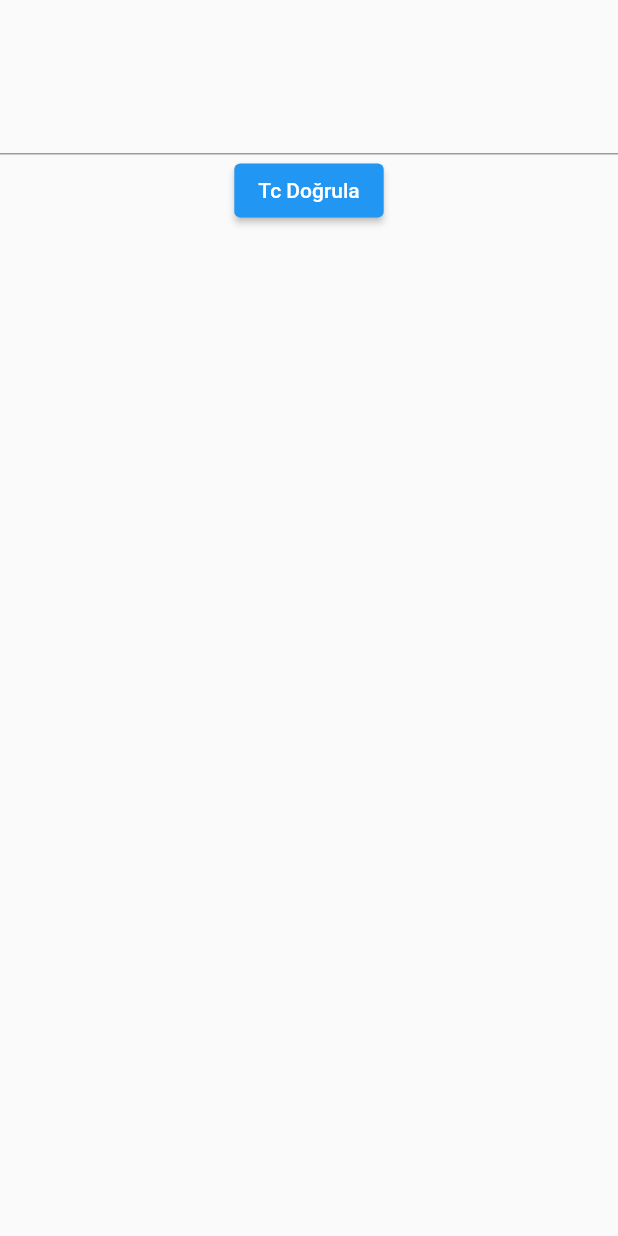
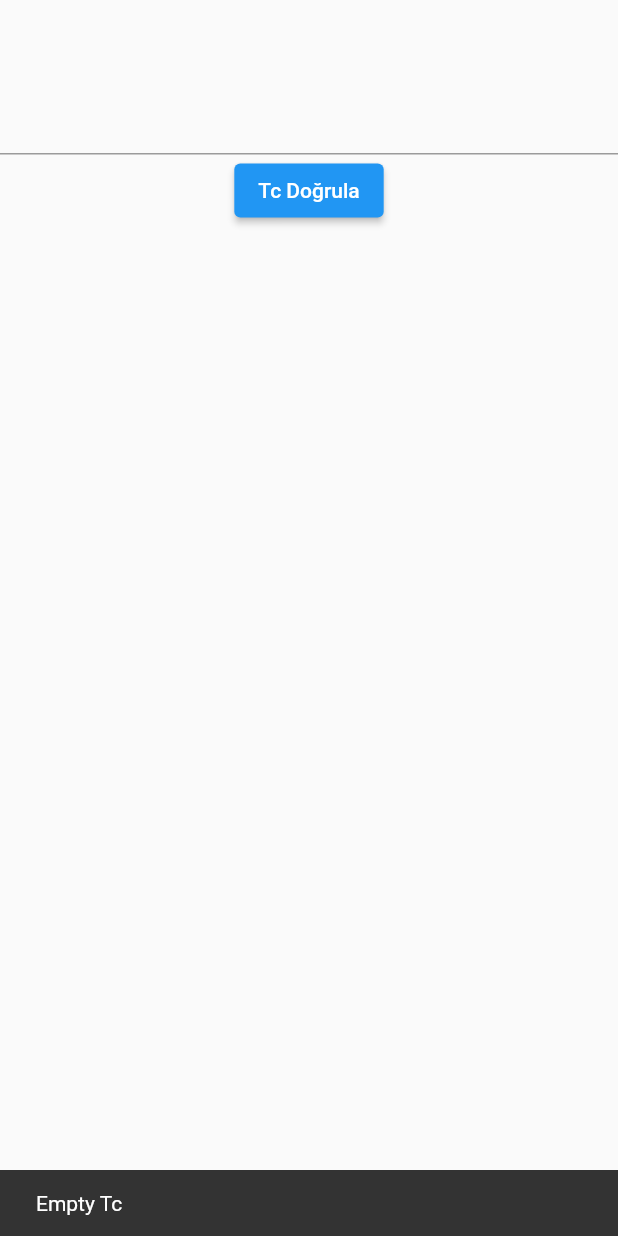
Before and after one commit to demetrglc/tcValidation, a Flutter app: the screen it shows after launch, after a tap on "Tc Doğrula", on a phone screen of 412 x 824 dp. Run offline on Flutter 3.47's test engine with Material 2 defaults, Android fonts, the phone set to English and light mode, and no system bars.

Commit message:
fix response messages

```diff
--- a/lib/page/home_page.dart
+++ b/lib/page/home_page.dart
@@ -1,6 +1,8 @@
 import 'package:flutter/material.dart';
 
 class TcValidation extends StatefulWidget {
+  const TcValidation({Key? key}) : super(key: key);
+
   @override
   State<TcValidation> createState() => _TcValidationState();
 }
@@ -16,26 +18,30 @@ class _TcValidationState extends State<TcValidation> {
 
   TextEditingController tc1 = TextEditingController();
 
-  tcDogrula() {
-    sayi = tc1.text;
+  tcDogrula(String myNumber) {
     for (int i = 0; i < 9; i = i + 2) {
-      sonucTekToplam = sonucTekToplam! + int.parse(charAt(sayi, i));
+      sonucTekToplam = sonucTekToplam! + int.parse(charAt(myNumber, i));
     }
     sonucTekCarpma = sonucTekToplam! * 7;
 
     for (int j = 1; j < 9; j = j + 2) {
-      sonucCiftToplam = sonucCiftToplam! + int.parse(charAt(sayi, j));
+      sonucCiftToplam = sonucCiftToplam! + int.parse(charAt(myNumber, j));
     }
 
     onuncuHane = (sonucTekCarpma! - sonucCiftToplam!) % 10;
 
     onbirinciHane = (sonucTekToplam! + sonucCiftToplam! + onuncuHane!) % 10;
 
-    if (int.parse(charAt(sayi, 9)) == onuncuHane &&
-        int.parse(charAt(sayi, 10)) == onbirinciHane) {
-      Text("bu doğru bir tc");
-    } else
-      Text("yanlış tc");
+    if (int.parse(charAt(myNumber, 9)) == onuncuHane &&
+        int.parse(charAt(myNumber, 10)) == onbirinciHane) {
+      ScaffoldMessenger.of(context).showSnackBar(const SnackBar(
+        content: Text('True Tc'),
+      ));
+    } else {
+      ScaffoldMessenger.of(context).showSnackBar(const SnackBar(
+        content: Text('False Tc'),
+      ));
+    }
   }
 
   String charAt(sayi, int position) {
@@ -45,9 +51,9 @@ class _TcValidationState extends State<TcValidation> {
       return '';
     }
 
-    int _realPosition = position < 0 ? sayi.length + position : position;
+    int realPosition = position < 0 ? sayi.length + position : position;
 
-    return sayi[_realPosition];
+    return sayi[realPosition];
   }
 
   @override
@@ -56,13 +62,24 @@ class _TcValidationState extends State<TcValidation> {
       body: Center(
           child: Column(
         children: [
-          SizedBox(
+          const SizedBox(
             height: 55,
           ),
           TextField(
             controller: tc1,
+            keyboardType: TextInputType.number,
           ),
-          ElevatedButton(onPressed: tcDogrula, child: Text("Tc Doğrula")),
+          ElevatedButton(
+              onPressed: () {
+                if (tc1.text.length != 11) {
+                  ScaffoldMessenger.of(context).showSnackBar(const SnackBar(
+                    content: Text('Empty Tc'),
+                  ));
+                } else {
+                  tcDogrula(tc1.text);
+                }
+              },
+              child: const Text("Tc Doğrula")),
         ],
       )),
     );
--- a/pubspec.yaml
+++ b/pubspec.yaml
@@ -6,7 +6,7 @@ publish_to: 'none' # Remove this line if you wish to publish to pub.dev
 version: 1.0.0+1
 
 environment:
-  sdk: '>=2.18.0 <3.0.0'
+  sdk: '>=2.17.6 <3.0.0'
 
 
 dependencies:
```
Also changed, not shown: pubspec.lock.
